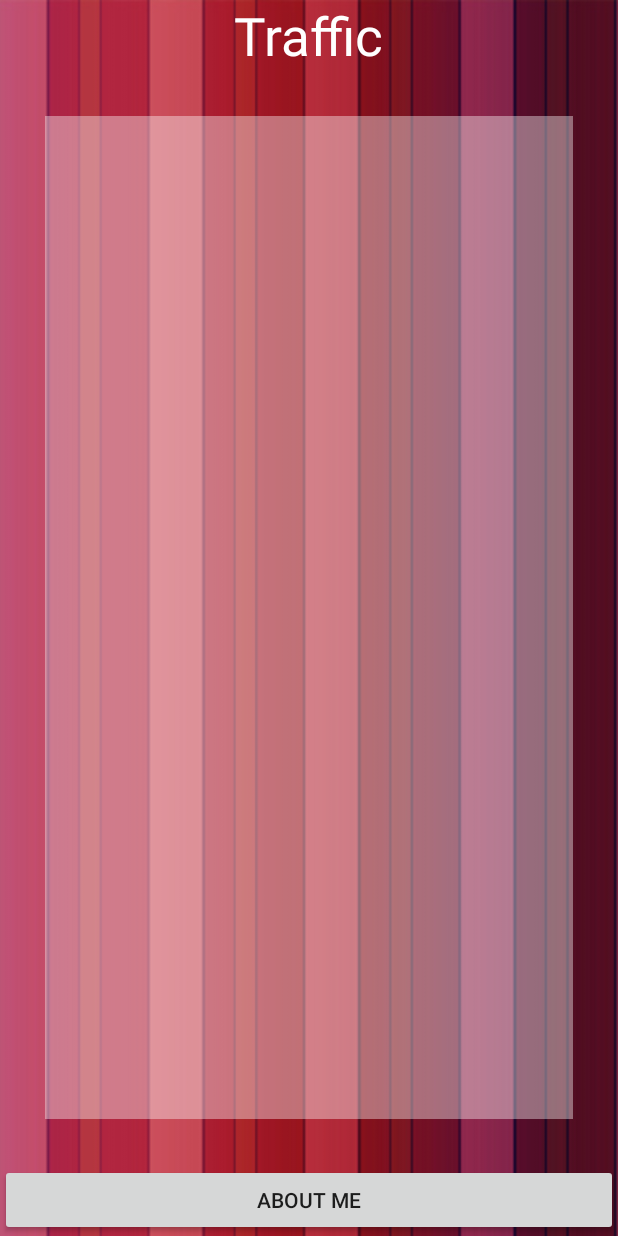
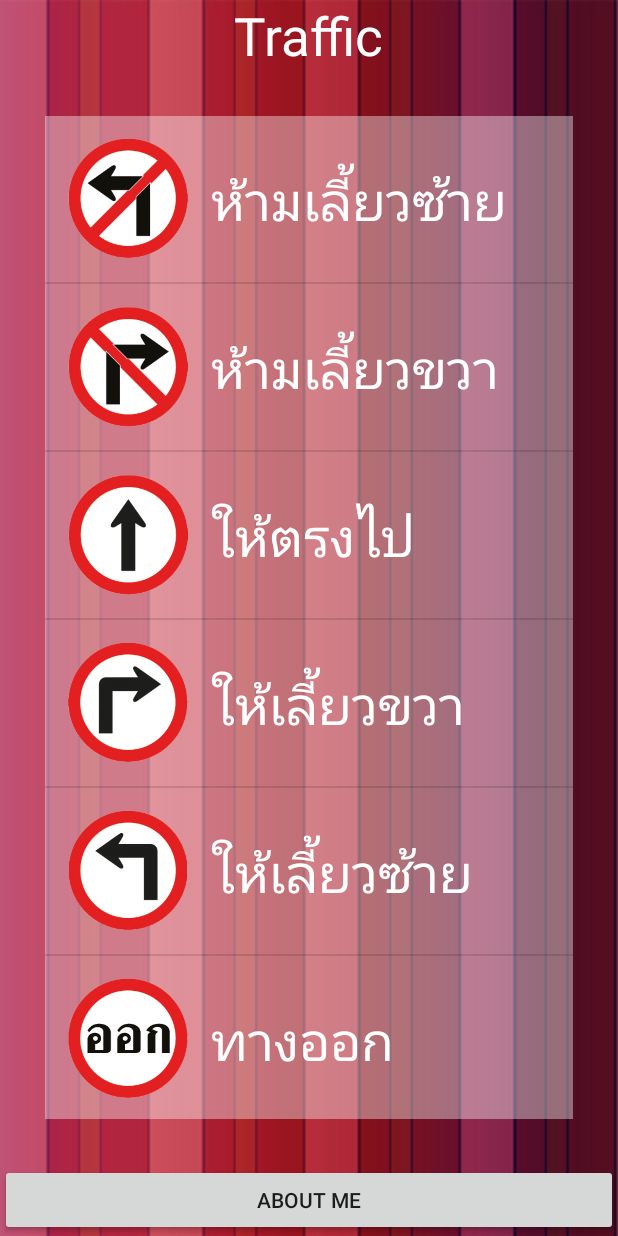
Before and after one commit to nopachaipala/BU_traffic, an Android app: the screen it shows after launch (MainActivity), on a phone screen of 412 x 824 dp. Run offline under Robolectric (Android 15) with nearby library versions, the phone set to English and light mode, and no system bars.

Commit message:
Finish day1

```diff
--- a/app/src/main/java/bu/nopachai/butraffic/MainActivity.java
+++ b/app/src/main/java/bu/nopachai/butraffic/MainActivity.java
@@ -16,8 +16,6 @@ public class MainActivity extends AppCompatActivity {
     private Button aboutMeButton;
 
 
-
-
     @Override
     protected void onCreate(Bundle savedInstanceState) {
         super.onCreate(savedInstanceState);
@@ -29,7 +27,48 @@ public class MainActivity extends AppCompatActivity {
         //Button Controller
         buttonController();
 
+        //Create ListView
+        createListview();
+
     }   // Main Method
+
+    private void createListview() {
+
+        //Setup Array
+        String[] strTitle = new String[20];
+        strTitle[0] = "ห้ามเลี้ยวซ้าย";
+        strTitle[1] = "ห้ามเลี้ยวขวา";
+        strTitle[2] = "ให้ตรงไป";
+        strTitle[3] = "ให้เลี้ยวขวา";
+        strTitle[4] = "ให้เลี้ยวซ้าย";
+        strTitle[5] = "ทางออก";
+        strTitle[6] = "ทางเข้า";
+        strTitle[7] = "ทางออก";
+        strTitle[8] = "ให้หยุดรถ";
+        strTitle[9] = "จำกัดความสูง 2.50 เมตร";
+        strTitle[10] = "ทางแยก";
+        strTitle[11] = "ห้ามกลับรถ";
+        strTitle[12] = "ห้ามจอด";
+        strTitle[13] = "ทางรถสวน";
+        strTitle[14] = "ห้ามแซง";
+        strTitle[15] = "ทางเข้า";
+        strTitle[16] = "ให้หยุดตรวจ";
+        strTitle[17] = "จำกัดความเร็ว 50 กิโลเมตร";
+        strTitle[18] = "จำกัดความกว้าง 2.5 เมตร";
+        strTitle[19] = "จำกัดความสูง 5.0 เมตร";
+
+        int[] intIcon = {R.drawable.traffic_01, R.drawable.traffic_02,
+                R.drawable.traffic_03, R.drawable.traffic_04, R.drawable.traffic_05,
+                R.drawable.traffic_06, R.drawable.traffic_07, R.drawable.traffic_08,
+                R.drawable.traffic_09, R.drawable.traffic_10, R.drawable.traffic_11,
+                R.drawable.traffic_12, R.drawable.traffic_13, R.drawable.traffic_14,
+                R.drawable.traffic_15, R.drawable.traffic_16, R.drawable.traffic_17,
+                R.drawable.traffic_18, R.drawable.traffic_19, R.drawable.traffic_20};
+
+        MyAdapter objMyAdapter = new MyAdapter(MainActivity.this, strTitle, intIcon);
+        trafficListView.setAdapter(objMyAdapter);
+
+    }   //Create ListView
 
     private void buttonController() {
         aboutMeButton.setOnClickListener(new View.OnClickListener() {
--- a/app/src/main/java/bu/nopachai/butraffic/MyAdapter.java
+++ b/app/src/main/java/bu/nopachai/butraffic/MyAdapter.java
@@ -1,9 +1,12 @@
 package bu.nopachai.butraffic;
 
 import android.content.Context;
+import android.view.LayoutInflater;
 import android.view.View;
 import android.view.ViewGroup;
 import android.widget.BaseAdapter;
+import android.widget.ImageView;
+import android.widget.TextView;
 
 /**
  * Created by student on 11/14/2015.
@@ -23,7 +26,7 @@ public class MyAdapter extends BaseAdapter{
 
     @Override
     public int getCount() {
-        return 0;
+        return titleStrings.length;
     }
 
     @Override
@@ -38,6 +41,18 @@ public class MyAdapter extends BaseAdapter{
 
     @Override
     public View getView(int position, View convertView, ViewGroup parent) {
-        return null;
+
+        LayoutInflater objLayoutInflater = (LayoutInflater) objContext.getSystemService(Context.LAYOUT_INFLATER_SERVICE);
+        View objView = objLayoutInflater.inflate(R.layout.my_listview, parent, false);
+
+        //Setup Title
+        TextView titleTextView = (TextView) objView.findViewById(R.id.textView2);
+        titleTextView.setText(titleStrings[position]);
+
+        //Setup icon
+        ImageView iconImageView = (ImageView) objView.findViewById(R.id.imageView);
+        iconImageView.setImageResource(iconInts[position]);
+
+        return objView;
     }
 }   //Main Class
```
